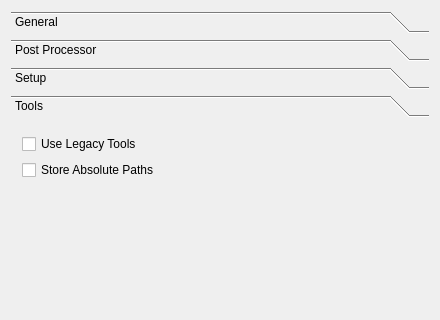
The window that src/Mod/Path/Gui/Resources/preferences/PathJob.ui (southseact-3d/fcd) describes before a commit, drawn with Qt 5; both pictures show x 0 to 440 and y 0 to 320 of the 440 by 669 pixel window.
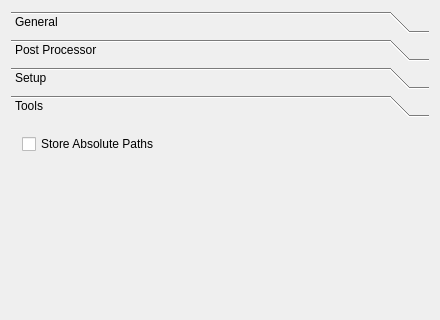
The same window after the commit. The open tabs and pages were chosen to show the change. Custom widgets are drawn as their Qt base class.

Commit message: Removed deprecated and obsolete Path.Tool and Path.Tooltable

Diff of the .ui file:
```diff
--- a/src/Mod/Path/Gui/Resources/preferences/PathJob.ui
+++ b/src/Mod/Path/Gui/Resources/preferences/PathJob.ui
@@ -633,16 +633,6 @@
        <string>Tools</string>
       </attribute>
       <layout class="QVBoxLayout" name="verticalLayout_4">
-       <item>
-        <widget class="QCheckBox" name="toolsUseLegacy">
-         <property name="toolTip">
-          <string>&lt;html&gt;&lt;head/&gt;&lt;body&gt;&lt;p&gt;Legacy Tools have no accurate shape representation and are stored in the user preferences of FreeCAD.&lt;/p&gt;&lt;/body&gt;&lt;/html&gt;</string>
-         </property>
-         <property name="text">
-          <string>Use Legacy Tools</string>
-         </property>
-        </widget>
-       </item>
        <item>
         <widget class="QCheckBox" name="toolsAbsolutePaths">
          <property name="toolTip">
```
The commit also changes 41 other files.
